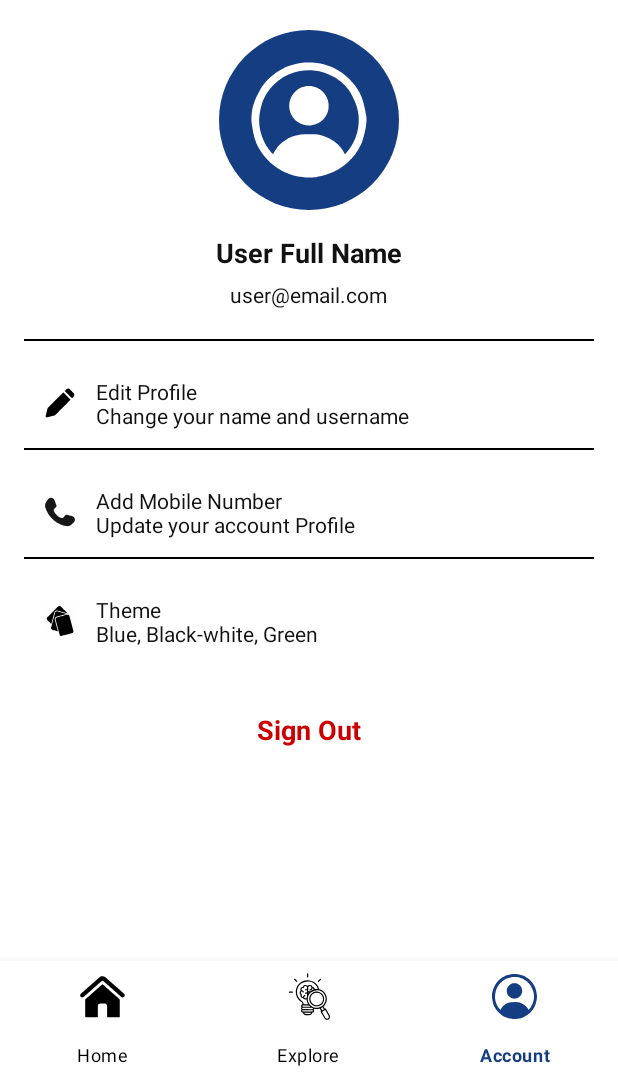
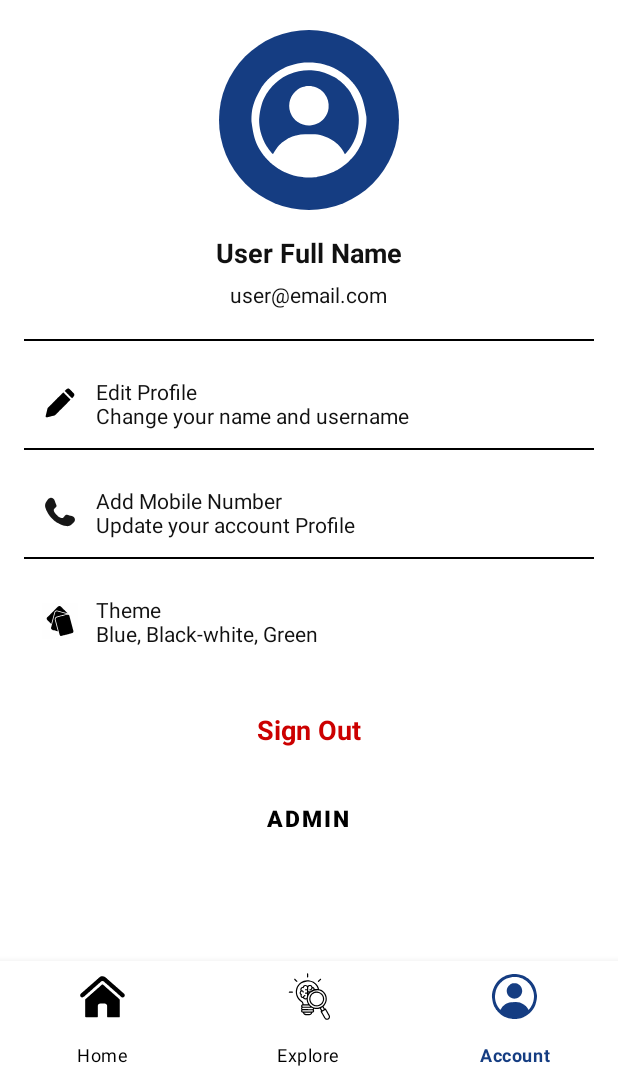
Before and after one commit to Harmit48/PAHELUKADAM, an Android app: the screen it shows after launch once a user with an empty profile is signed in (HubActivity), item 3 of the bottom bar chosen, on a phone screen of 412 x 824 dp, the part 159-1236 px from its top. Run offline under Robolectric (Android 15) with nearby library versions, the phone set to English and light mode, and no system bars; our stand-ins replace Firebase (no records; nobody signed in at launch, a user with empty details on screens opened directly).

Commit message:
admin login done

```diff
--- a/app/src/main/java/com/pahekukadam/pahelukadam/ui/account/AccountFragment.kt
+++ b/app/src/main/java/com/pahekukadam/pahelukadam/ui/account/AccountFragment.kt
@@ -12,6 +12,7 @@ import com.google.firebase.auth.ktx.auth
 import com.google.firebase.firestore.ktx.firestore
 import com.google.firebase.ktx.Firebase
 import com.pahekukadam.pahelukadam.MainActivity
+import com.pahekukadam.pahelukadam.admin.Adminsigninpage
 import com.pahekukadam.pahelukadam.databinding.FragmentAccountBinding
 
 class AccountFragment : Fragment() {
@@ -26,23 +27,32 @@ class AccountFragment : Fragment() {
         _binding = FragmentAccountBinding.inflate(inflater, container, false)
         val view = binding.root
 
+        // Edit Profile button
         binding.btnEditProfile.setOnClickListener {
             startActivity(Intent(requireContext(), EditProfileActivity::class.java))
         }
 
+        // Add Mobile button
         binding.btnAddMobile.setOnClickListener {
             startActivity(Intent(requireContext(), AddMobileActivity::class.java))
         }
 
+        // Theme button
         binding.btnTheme.setOnClickListener {
             ThemeDialog(requireContext()).show()
         }
 
+        // Sign Out button
         binding.btnSignOut.setOnClickListener {
             Firebase.auth.signOut()
             val intent = Intent(requireContext(), MainActivity::class.java)
             intent.flags = Intent.FLAG_ACTIVITY_NEW_TASK or Intent.FLAG_ACTIVITY_CLEAR_TASK
             startActivity(intent)
+        }
+
+        // Admin button
+        binding.AdminBtn.setOnClickListener {
+            startActivity(Intent(requireContext(), Adminsigninpage::class.java))
         }
 
         return view
@@ -63,7 +73,6 @@ class AccountFragment : Fragment() {
                         val firstName = document.getString("firstName") ?: ""
                         val lastName = document.getString("lastName") ?: ""
                         val email = document.getString("email") ?: ""
-                        val mobile = document.getString("mobile") ?: "Not added"
 
                         binding.tvUserName.text = "$firstName $lastName"
                         binding.tvUserEmail.text = email
--- a/app/src/main/res/layout/fragment_account.xml
+++ b/app/src/main/res/layout/fragment_account.xml
@@ -157,5 +157,20 @@
             android:textColor="@android:color/holo_red_dark"
             android:layout_marginTop="30dp" />
 
+        <Button
+            android:id="@+id/AdminBtn"
+            android:layout_width="wrap_content"
+            android:layout_height="wrap_content"
+            android:layout_marginTop="30dp"
+            android:background="@android:color/transparent"
+            android:elevation="0dp"
+            android:minWidth="0dp"
+            android:minHeight="0dp"
+            android:padding="0dp"
+            android:text="Admin"
+            android:textColor="#000000"
+            android:textSize="15sp"
+            android:textStyle="bold" />
+
     </LinearLayout>
 </ScrollView>
```
Also changed, not shown: app/src/main/java/com/pahekukadam/pahelukadam/MainActivity.kt (+8 -13 lines), app/src/main/res/layout/activity_main.xml (+0 -14 lines), app/src/main/res/layout/fragment_admin.xml (+12 -0 lines).
